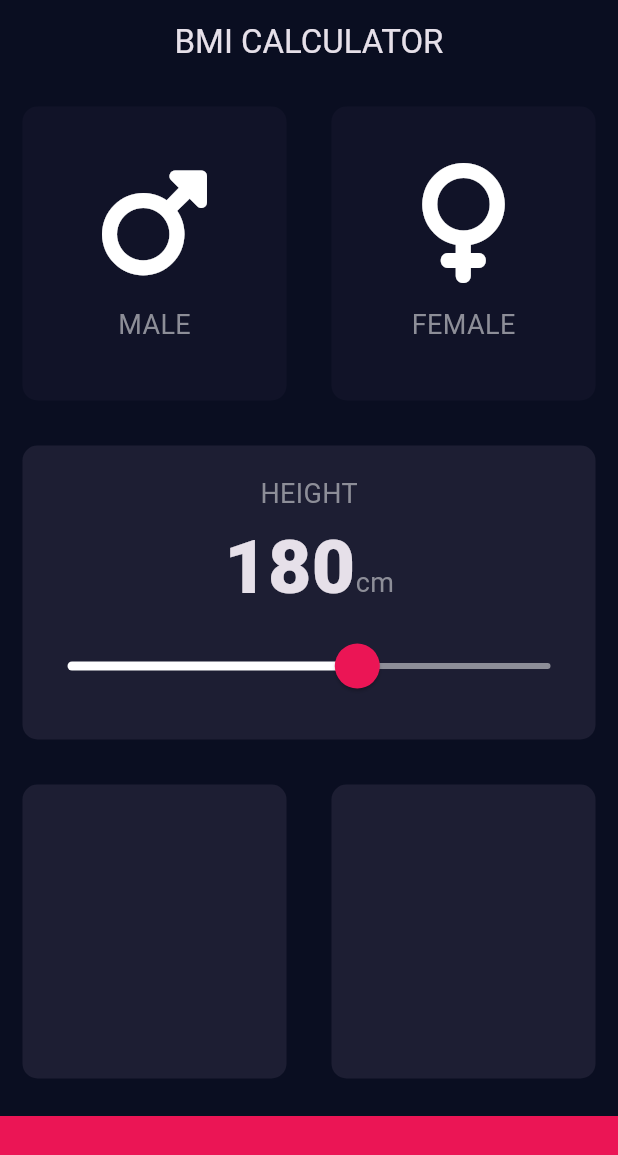
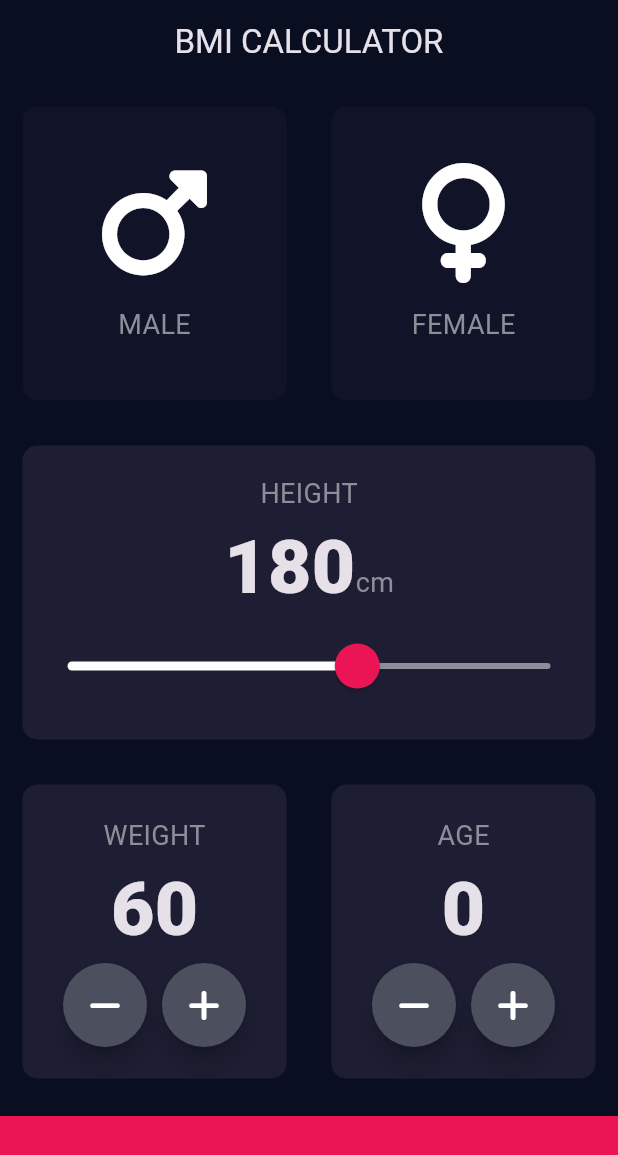
Before and after one commit to ChristianAfreh/bmi_app_flutter, a Flutter app: the screen it shows after launch, on a phone screen of 412 x 824 dp. Shown: the top 1155 px of the screen. Run offline on Flutter 3.47's test engine with Material 3 defaults, Android fonts, the phone set to English and light mode, and no system bars; our stand-ins replace font_awesome_flutter.

Commit message:
added RoundIconButton(custom widget) for weight and age

```diff
--- a/lib/input_page.dart
+++ b/lib/input_page.dart
@@ -3,6 +3,7 @@ import 'reusable_card.dart';
 import 'package:flutter/material.dart';
 import 'package:font_awesome_flutter/font_awesome_flutter.dart';
 import 'constants.dart';
+import 'round_icon_button.dart';
 
 enum Gender {
   male,
@@ -19,6 +20,8 @@ class InputPage extends StatefulWidget {
 class _InputPageState extends State<InputPage> {
   Gender? selectedGender;
   int height = 180;
+  int weight = 60;
+  int age = 0;
 
   @override
   Widget build(BuildContext context) {
@@ -119,17 +122,89 @@ class _InputPageState extends State<InputPage> {
               ),
             ),
           ),
-          const Expanded(
+          Expanded(
             child: Row(
               children: <Widget>[
                 Expanded(
                   child: ReusableCard(
                     colour: kActiveCardColour,
+                    cardChild: Column(
+                      mainAxisAlignment: MainAxisAlignment.center,
+                      children: <Widget>[
+                        const Text(
+                          'WEIGHT',
+                          style: kLabelTextStyle,
+                        ),
+                        Text(
+                          weight.toString(),
+                          style: kNumberTextStyle,
+                        ),
+                        Row(
+                          mainAxisAlignment: MainAxisAlignment.center,
+                          children: [
+                            RoundIconButton(
+                              icon: FontAwesomeIcons.minus,
+                              onPressed: () {
+                                setState(() {
+                                  weight--;
+                                });
+                              },
+                            ),
+                            const SizedBox(width: 10.0),
+                            RoundIconButton(
+                              icon: FontAwesomeIcons.plus,
+                              onPressed: () {
+                                setState(() {
+                                  weight++;
+                                });
+                              },
+                            ),
+                          ],
+                        ),
+                      ],
+                    ),
                   ),
                 ),
                 Expanded(
                   child: ReusableCard(
                     colour: kActiveCardColour,
+                    cardChild: Column(
+                      mainAxisAlignment: MainAxisAlignment.center,
+                      children: <Widget>[
+                        const Text(
+                          'AGE',
+                          style: kLabelTextStyle,
+                        ),
+                        Text(
+                          age.toString(),
+                          style: kNumberTextStyle,
+                        ),
+                        Row(
+                          mainAxisAlignment: MainAxisAlignment.center,
+                          children: [
+                            RoundIconButton(
+                              icon: FontAwesomeIcons.minus,
+                              onPressed: () {
+                                setState(() {
+                                  if (age > 0) {
+                                    age--;
+                                  }
+                                });
+                              },
+                            ),
+                            const SizedBox(width: 10.0),
+                            RoundIconButton(
+                              icon: FontAwesomeIcons.plus,
+                              onPressed: () {
+                                setState(() {
+                                  age++;
+                                });
+                              },
+                            ),
+                          ],
+                        ),
+                      ],
+                    ),
                   ),
                 )
               ],
--- /dev/null
+++ b/lib/round_icon_button.dart
@@ -0,0 +1,24 @@
+import 'package:flutter/material.dart';
+
+class RoundIconButton extends StatelessWidget {
+  const RoundIconButton(
+      {super.key, required this.icon, required this.onPressed});
+
+  final IconData icon;
+  final Function() onPressed;
+
+  @override
+  Widget build(BuildContext context) {
+    return RawMaterialButton(
+      onPressed: onPressed,
+      elevation: 6.0,
+      constraints: const BoxConstraints.tightFor(
+        width: 56.0,
+        height: 56.0,
+      ),
+      shape: const CircleBorder(),
+      fillColor: const Color(0xFF4C4F5E),
+      child: Icon(icon),
+    );
+  }
+}
```
